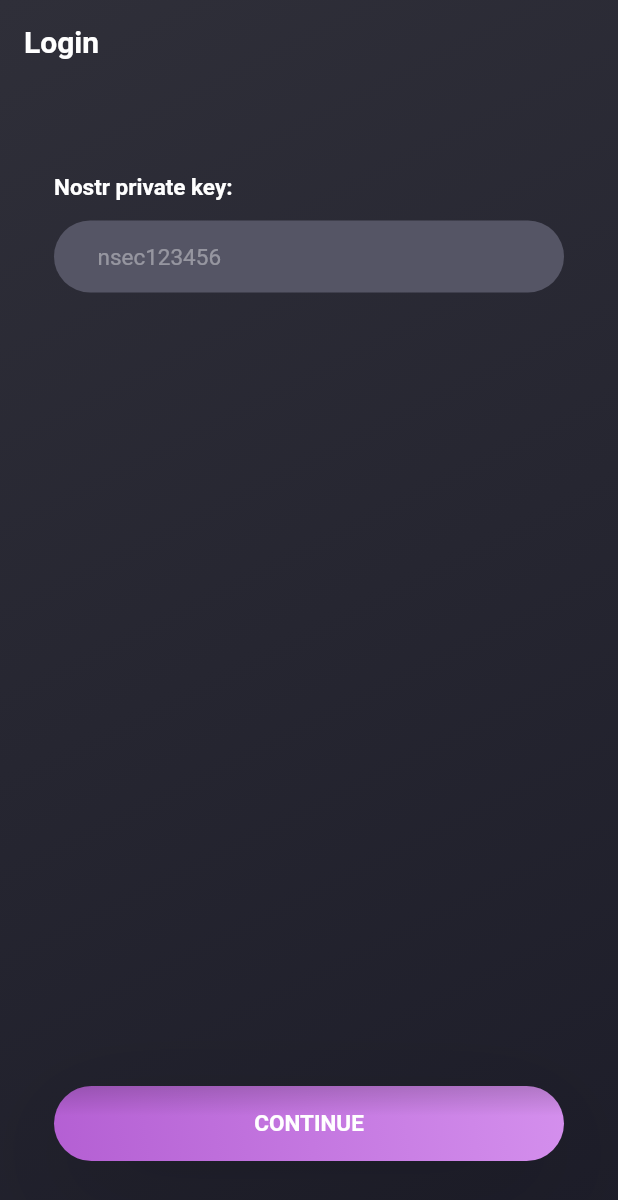
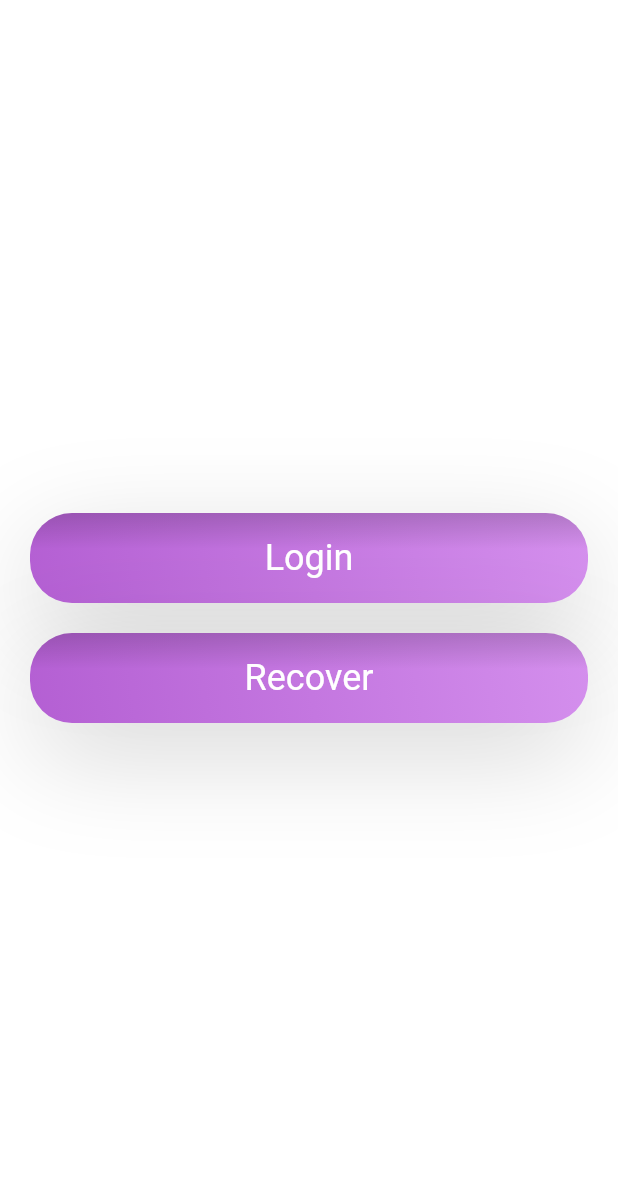
Before and after one commit to kiwiidb/nygma, a Flutter app: the screen it shows after launch, on a phone screen of 412 x 824 dp. Shown: the top 1200 px of the screen. Run offline on Flutter 3.47's test engine with Material 2 defaults, Android fonts, the light colour scheme and no system bars; our stand-ins replace convert, flutter_screenutil, get, get_storage; missing offline and left inert: cryptography, dart:ffi, dart_bech32, kepler, nostr, pointycastle; Roboto replaces fonts that are missing (Montserrat, Poppins).

Commit message:
adding first choice screen

```diff
--- a/lib/controllers/contact_page_controller.dart
+++ b/lib/controllers/contact_page_controller.dart
@@ -9,7 +9,6 @@
 import '../models/nostr_profile.dart';
 
 class ContactPageController extends GetxController {
-  var currentTabNumber = 0.obs;
   var contacts = <String, Profile>{}.obs;
   var shownContacts = <String, Profile>{}.obs;
   GetStorage contactBox = GetStorage('contacts');
--- a/lib/main.dart
+++ b/lib/main.dart
@@ -6,6 +6,7 @@
 import 'package:nygma/views/index_page.dart';
 
 import 'views/index_or_login.dart';
+import 'views/login_choice.dart';
 
 void main() async {
   await GetStorage.init('contacts');
@@ -22,7 +23,7 @@
     return GetMaterialApp(
       title: 'Flutter Demo',
       theme: AppTheme().theme,
-      home: IndexOrLogin(),
+      home: LoginChoicePage(),
     );
   }
 }
--- /dev/null
+++ b/lib/views/login_choice.dart
@@ -0,0 +1,57 @@
+import 'package:flutter/material.dart';
+import 'package:get/get.dart';
+
+import '../components/buttons/gradient_button.dart';
+import 'index_or_login.dart';
+
+class LoginChoicePage extends StatelessWidget {
+  const LoginChoicePage({Key? key}) : super(key: key);
+
+  @override
+  Widget build(BuildContext context) {
+    return Scaffold(
+      body: Center(
+        child: Padding(
+          padding: const EdgeInsets.symmetric(horizontal: 20.0),
+          child: Column(
+            mainAxisAlignment: MainAxisAlignment.center,
+            children: [
+              SizedBox(
+                width: double.infinity,
+                height: 60,
+                child: GradientButton(
+                  onPressed: () {
+                    Get.offAll(IndexOrLogin());
+                  },
+                  child: const Text(
+                    'Login',
+                    style: TextStyle(
+                      fontSize: 24,
+                    ),
+                  ),
+                ),
+              ),
+              const SizedBox(height: 20),
+              SizedBox(
+                width: double.infinity,
+                height: 60,
+                child: GradientButton(
+                  onPressed: () {
+                    // TODO: Implement recover button functionality
+                  },
+                  child: const Text(
+                    'Recover',
+                    style: TextStyle(
+                      fontSize: 24,
+                      color: Colors.white,
+                    ),
+                  ),
+                ),
+              ),
+            ],
+          ),
+        ),
+      ),
+    );
+  }
+}
```
Also changed, not shown: pubspec.lock, 1 other file.
